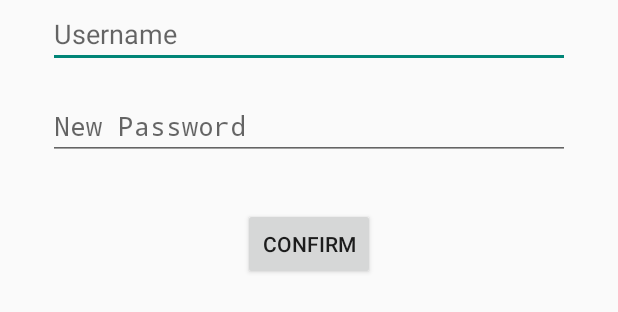
After one commit to YahyaZaidi/DealSeekerApp, an Android app built with Jetpack Compose: the layout activity_forgot_password.xml on its own in the app's theme, with its tools: preview values and no code run, on a phone screen of 412 x 824 dp. The commit adds this screen. Shown: the top 312 px of the screen. Run offline under Robolectric (Android 15) with nearby library versions, the phone set to English and light mode, and no system bars.

Commit message:
commit - yahya
Adding forgotPassword as activity instead

```diff
--- a/app/build.gradle.kts
+++ b/app/build.gradle.kts
@@ -68,6 +68,7 @@ dependencies {
     implementation(libs.androidx.activity)
     implementation(libs.androidx.constraintlayout)
     implementation(libs.firebase.database)
+    implementation(libs.firebase.firestore.ktx)
     testImplementation(libs.junit)
     androidTestImplementation(libs.androidx.junit)
     androidTestImplementation(libs.androidx.espresso.core)
--- /dev/null
+++ b/app/src/main/res/layout/activity_forgot_password.xml
@@ -0,0 +1,41 @@
+<?xml version="1.0" encoding="utf-8"?>
+<androidx.constraintlayout.widget.ConstraintLayout xmlns:android="http://schemas.android.com/apk/res/android"
+    xmlns:app="http://schemas.android.com/apk/res-auto"
+    android:layout_width="match_parent"
+    android:layout_height="match_parent">
+
+    <EditText
+        android:id="@+id/username"
+        android:layout_width="0dp"
+        android:layout_height="wrap_content"
+        android:layout_marginStart="32dp"
+        android:layout_marginEnd="32dp"
+        android:hint="Username"
+        app:layout_constraintEnd_toEndOf="parent"
+        app:layout_constraintStart_toStartOf="parent"
+        app:layout_constraintTop_toTopOf="parent" />
+
+    <EditText
+        android:id="@+id/newPassword"
+        android:layout_width="0dp"
+        android:layout_height="wrap_content"
+        android:layout_marginTop="16dp"
+        android:layout_marginStart="32dp"
+        android:layout_marginEnd="32dp"
+        android:hint="New Password"
+        android:inputType="textPassword"
+        app:layout_constraintEnd_toEndOf="parent"
+        app:layout_constraintStart_toStartOf="parent"
+        app:layout_constraintTop_toBottomOf="@+id/username" />
+
+    <Button
+        android:id="@+id/confirmButton"
+        android:layout_width="wrap_content"
+        android:layout_height="wrap_content"
+        android:layout_marginTop="32dp"
+        android:text="Confirm"
+        app:layout_constraintEnd_toEndOf="parent"
+        app:layout_constraintStart_toStartOf="parent"
+        app:layout_constraintTop_toBottomOf="@+id/newPassword" />
+
+</androidx.constraintlayout.widget.ConstraintLayout>
--- a/gradle/libs.versions.toml
+++ b/gradle/libs.versions.toml
@@ -14,6 +14,7 @@ activity = "1.9.0"
 constraintlayout = "2.1.4"
 googleGmsGoogleServices = "4.4.1"
 firebaseDatabase = "21.0.0"
+firebaseFirestoreKtx = "25.0.0"
 
 [libraries]
 androidx-core-ktx = { group = "androidx.core", name = "core-ktx", version.ref = "coreKtx" }
@@ -35,6 +36,7 @@ material = { group = "com.google.android.material", name = "material", version.r
 androidx-activity = { group = "androidx.activity", name = "activity", version.ref = "activity" }
 androidx-constraintlayout = { group = "androidx.constraintlayout", name = "constraintlayout", version.ref = "constraintlayout" }
 firebase-database = { group = "com.google.firebase", name = "firebase-database", version.ref = "firebaseDatabase" }
+firebase-firestore-ktx = { group = "com.google.firebase", name = "firebase-firestore-ktx", version.ref = "firebaseFirestoreKtx" }
 
 [plugins]
 android-application = { id = "com.android.application", version.ref = "agp" }
```
Also changed, not shown: app/src/main/AndroidManifest.xml (+5 -3 lines), app/src/main/java/com/example/dealseekerapplication/ForgotPassword.kt (deleted, +0 -64 lines), app/src/main/java/com/example/dealseekerapplication/forgotPassword.kt (added, +62 -0 lines), app/src/main/java/com/example/dealseekerapplication/loginActivity.kt (+4 -3 lines), app/src/main/res/layout/activity_login.xml (+9 -0 lines), app/src/main/res/layout/fragment_forgot_password.xml (deleted, +0 -33 lines).
